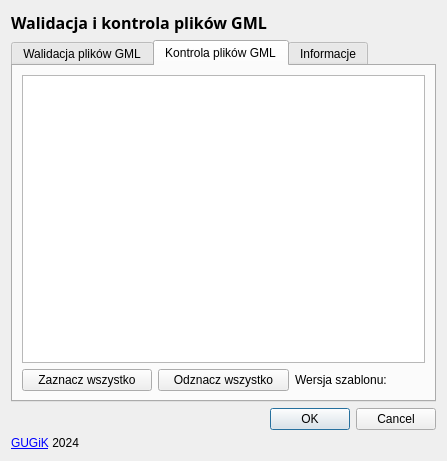
Above: walidatorPlikowGML_dialog_base.ui from GlownyUrzadGeodezjiIKartografii/WalidatorPlikowGML before the change. Below: the same form after it.
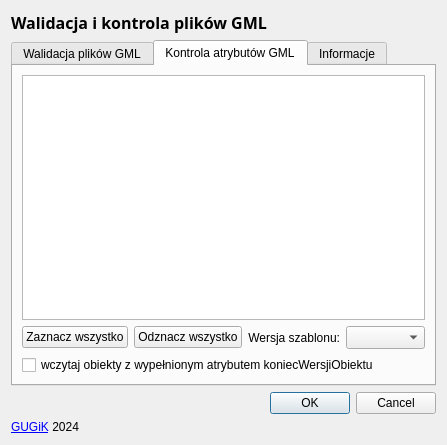
That is the form after the change. The open tabs and pages were chosen to show the change. Icons and pictures are not drawn. Custom widgets are drawn as their Qt base class.

```diff
--- a/walidatorPlikowGML_dialog_base.ui
+++ b/walidatorPlikowGML_dialog_base.ui
@@ -7,7 +7,7 @@
     <x>0</x>
     <y>0</y>
     <width>447</width>
-    <height>461</height>
+    <height>445</height>
    </rect>
   </property>
   <property name="sizePolicy">
@@ -128,14 +128,14 @@
            </widget>
           </item>
           <item row="1" column="1">
-           <widget class="QComboBox" name="comboBox_2"/>
+           <widget class="QgsCheckableComboBox" name="mComboBox"/>
           </item>
          </layout>
         </widget>
        </widget>
        <widget class="QWidget" name="Kontrola">
         <attribute name="title">
-         <string>Kontrola plików GML</string>
+         <string>Kontrola atrybutów GML</string>
         </attribute>
         <layout class="QGridLayout" name="gridLayout_5">
          <item row="0" column="0">
@@ -192,16 +192,42 @@
            </item>
            <item>
             <widget class="QLabel" name="label_17">
+             <property name="layoutDirection">
+              <enum>Qt::LeftToRight</enum>
+             </property>
              <property name="text">
               <string>Wersja szablonu:</string>
              </property>
+             <property name="textFormat">
+              <enum>Qt::AutoText</enum>
+             </property>
              <property name="alignment">
-              <set>Qt::AlignLeading|Qt::AlignLeft|Qt::AlignVCenter</set>
+              <set>Qt::AlignRight|Qt::AlignTrailing|Qt::AlignVCenter</set>
+             </property>
+            </widget>
+           </item>
+           <item>
+            <widget class="QComboBox" name="comboBox_2">
+             <property name="enabled">
+              <bool>true</bool>
+             </property>
+             <property name="minimumSize">
+              <size>
+               <width>0</width>
+               <height>23</height>
+              </size>
              </property>
             </widget>
            </item>
           </layout>
          </item>
+         <item row="2" column="0">
+          <widget class="QCheckBox" name="checkBox">
+           <property name="text">
+            <string>wczytaj obiekty z wypełnionym atrybutem koniecWersjiObiektu</string>
+           </property>
+          </widget>
+         </item>
         </layout>
        </widget>
        <widget class="QWidget" name="Informacje">
@@ -354,7 +380,20 @@
      </item>
      <item>
       <layout class="QGridLayout" name="gridLayout_3">
-       <item row="0" column="0">
+       <item row="2" column="0">
+        <widget class="QLabel" name="label_3">
+         <property name="text">
+          <string>&lt;a href=&quot;https://www.gov.pl/web/gugik/&quot;&gt;GUGiK&lt;/a&gt; 2024</string>
+         </property>
+         <property name="scaledContents">
+          <bool>true</bool>
+         </property>
+         <property name="openExternalLinks">
+          <bool>true</bool>
+         </property>
+        </widget>
+       </item>
+       <item row="1" column="0">
         <widget class="QLabel" name="label_6">
          <property name="sizePolicy">
           <sizepolicy hsizetype="Fixed" vsizetype="Fixed">
@@ -373,7 +412,7 @@
          </property>
         </widget>
        </item>
-       <item row="0" column="1">
+       <item row="1" column="1">
         <widget class="QDialogButtonBox" name="button_box">
          <property name="orientation">
           <enum>Qt::Horizontal</enum>
@@ -383,25 +422,19 @@
          </property>
         </widget>
        </item>
-       <item row="1" column="0">
-        <widget class="QLabel" name="label_3">
-         <property name="text">
-          <string>&lt;a href=&quot;https://www.gov.pl/web/gugik/&quot;&gt;GUGiK&lt;/a&gt; 2024</string>
-         </property>
-         <property name="scaledContents">
-          <bool>true</bool>
-         </property>
-         <property name="openExternalLinks">
-          <bool>true</bool>
-         </property>
-        </widget>
-       </item>
       </layout>
      </item>
     </layout>
    </item>
   </layout>
  </widget>
+ <customwidgets>
+  <customwidget>
+   <class>QgsCheckableComboBox</class>
+   <extends>QComboBox</extends>
+   <header>qgscheckablecombobox.h</header>
+  </customwidget>
+ </customwidgets>
  <resources/>
  <connections>
   <connection>
```
Left out of the diff: 28 changed lines with no effect on the pictures.
